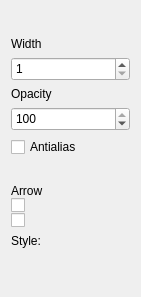
First picture: the form in src/toolSettings/LineSettingsWidget.ui, repository PhotoFlare/photoflare, before the edit.
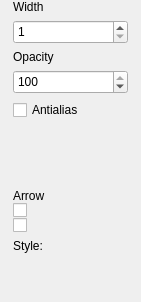
Second picture: the form after the edit. Icons and pictures are not drawn. Custom widgets are drawn as their Qt base class.

Commit message: Fixed top margin for tool setting widgets

```diff
--- a/src/toolSettings/LineSettingsWidget.ui
+++ b/src/toolSettings/LineSettingsWidget.ui
@@ -7,28 +7,18 @@
     <x>0</x>
     <y>0</y>
     <width>141</width>
-    <height>297</height>
+    <height>302</height>
    </rect>
   </property>
   <property name="windowTitle">
    <string>Form</string>
   </property>
-  <layout class="QVBoxLayout" name="verticalLayout_2">
-   <item>
+  <layout class="QGridLayout" name="gridLayout">
+   <property name="topMargin">
+    <number>0</number>
+   </property>
+   <item row="0" column="0">
     <layout class="QVBoxLayout" name="verticalLayout">
-     <item>
-      <spacer name="verticalSpacer">
-       <property name="orientation">
-        <enum>Qt::Vertical</enum>
-       </property>
-       <property name="sizeHint" stdset="0">
-        <size>
-         <width>20</width>
-         <height>40</height>
-        </size>
-       </property>
-      </spacer>
-     </item>
      <item>
       <widget class="QLabel" name="label_4">
        <property name="text">
```
Left out of the diff: 4 changed lines with no effect on the pictures. The commit also changes 9 other files.
